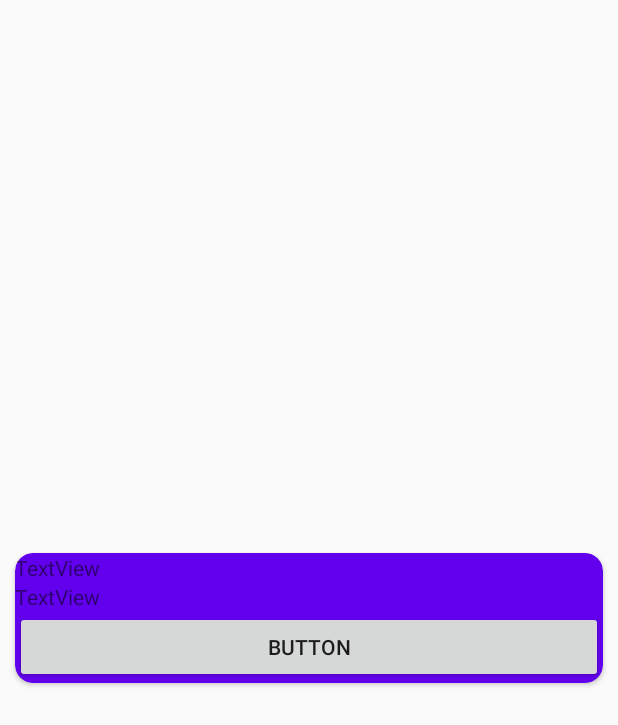
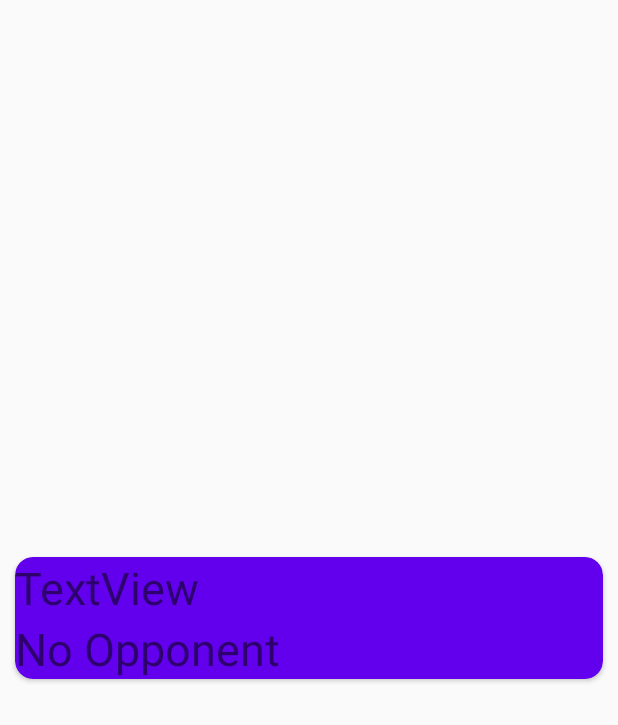
Before and after one commit to Frydraca/AndroidTorpedo, an Android app: the layout lobby_card.xml on its own in the app's theme, with its tools: preview values and no code run, on a phone screen of 412 x 824 dp. Shown: the top 725 px of the screen. Run offline under Robolectric (Android 15) with nearby library versions, the phone set to English and light mode, and no system bars.

Commit message:
document done

```diff
--- a/app/src/main/java/hu/bme/aut/android/torpedo/BrowserActivity.kt
+++ b/app/src/main/java/hu/bme/aut/android/torpedo/BrowserActivity.kt
@@ -47,6 +47,7 @@ class BrowserActivity : BaseActivity(), LobbyRecyclerViewAdapter.LobbyItemClickL
     override fun onItemClick(lobby: Lobby) {
         val intent = Intent(this, GameSetupActivity::class.java)
         intent.putExtra("lobbyId", lobby.lobbyID)
+        intent.putExtra("playerName", userEmail)
         intent.putExtra("player", "second")
         startActivity(intent)
 
@@ -95,8 +96,8 @@ class BrowserActivity : BaseActivity(), LobbyRecyclerViewAdapter.LobbyItemClickL
             val lobbyHash = hashMapOf(
                 "lobbyName" to "Lobby Name",
                 "lobbyID" to newLobby.id,
-                "firstPlayerName" to "",
-                "secondPlayerName" to "",
+                "firstPlayerName" to userEmail,
+                "secondPlayerName" to "Waiting for opponent",
                 "hasPassword" to false,
                 "password" to "",
                 "firstPlayerReady" to false,
@@ -112,6 +113,7 @@ class BrowserActivity : BaseActivity(), LobbyRecyclerViewAdapter.LobbyItemClickL
 
             val intent = Intent(this, GameSetupActivity::class.java)
             intent.putExtra("lobbyId", newLobby.id)
+            intent.putExtra("playerName", "")
             intent.putExtra("player", "first")
             startActivity(intent)
         }
--- a/app/src/main/java/hu/bme/aut/android/torpedo/adapters/LobbyRecyclerViewAdapter.kt
+++ b/app/src/main/java/hu/bme/aut/android/torpedo/adapters/LobbyRecyclerViewAdapter.kt
@@ -20,9 +20,8 @@ class LobbyRecyclerViewAdapter() : RecyclerView.Adapter<LobbyRecyclerViewAdapter
     var itemClickListener: LobbyItemClickListener? = null
 
     inner class ViewHolder(itemView: View) : RecyclerView.ViewHolder(itemView) {
-        val tvTitle: TextView = itemView.lobbyName
         val tvBody: TextView = itemView.hostName
-        val tvButton: Button = itemView.joinButton
+        val tvSecond: TextView = itemView.SecondName
 
         var lobby: Lobby? = null
         init {
@@ -43,8 +42,8 @@ class LobbyRecyclerViewAdapter() : RecyclerView.Adapter<LobbyRecyclerViewAdapter
         val tmpLobby = lobbyList[position]
         viewHolder.lobby = tmpLobby
 
-        viewHolder.tvTitle.text = tmpLobby.lobbyName
         viewHolder.tvBody.text = tmpLobby.firstPlayerName
+        viewHolder.tvSecond.text = tmpLobby.secondPlayerName
 
     }
 
--- a/app/src/main/java/hu/bme/aut/android/torpedo/rendering/GameSetupView.kt
+++ b/app/src/main/java/hu/bme/aut/android/torpedo/rendering/GameSetupView.kt
@@ -18,10 +18,6 @@ class GameSetupView : SurfaceView {
 
     init {
         holder.addCallback(object : SurfaceHolder.Callback {
-            override fun surfaceCreated(holder: SurfaceHolder) {
-                 Log.w("GAME", "Surface created")
-                // empty
-            }
 
             override fun surfaceDestroyed(holder: SurfaceHolder) {
                 var retry = true
@@ -38,7 +34,6 @@ class GameSetupView : SurfaceView {
 
             override fun surfaceChanged(holder: SurfaceHolder, format: Int, width: Int, height: Int) {
 
-                Log.w("GAME", "renderloop init")
                 val loop = RenderLoop(context, this@GameSetupView, width, height)
                 loop.running = true
                 loop.start()
--- a/app/src/main/res/layout/lobby_card.xml
+++ b/app/src/main/res/layout/lobby_card.xml
@@ -8,26 +8,26 @@
     android:layout_margin="10dp"
     card_view:cardBackgroundColor="@color/design_default_color_primary"
     card_view:cardCornerRadius="12dp">
-<LinearLayout
-    android:orientation="vertical" android:layout_width="match_parent"
-    android:layout_height="match_parent">
 
-    <TextView
-        android:id="@+id/lobbyName"
+    <LinearLayout
         android:layout_width="match_parent"
         android:layout_height="wrap_content"
-        android:text="TextView" />
+        android:orientation="vertical">
 
-    <TextView
-        android:id="@+id/hostName"
-        android:layout_width="match_parent"
-        android:layout_height="wrap_content"
-        android:text="TextView" />
+        <TextView
+            android:id="@+id/hostName"
+            android:layout_width="wrap_content"
+            android:layout_height="wrap_content"
+            android:layout_centerInParent="true"
+            android:text="TextView"
+            android:textSize="30sp"/>
+        <TextView
+            android:id="@+id/SecondName"
+            android:layout_width="wrap_content"
+            android:layout_height="wrap_content"
+            android:layout_centerInParent="true"
+            android:text="No Opponent"
+            android:textSize="30sp"/>
 
-    <Button
-        android:id="@+id/joinButton"
-        android:layout_width="match_parent"
-        android:layout_height="wrap_content"
-        android:text="Button" />
-</LinearLayout>
+    </LinearLayout>
 </androidx.cardview.widget.CardView>
```
Also changed, not shown: app/src/main/java/hu/bme/aut/android/torpedo/GameSetupActivity.kt (+8 -9 lines).
